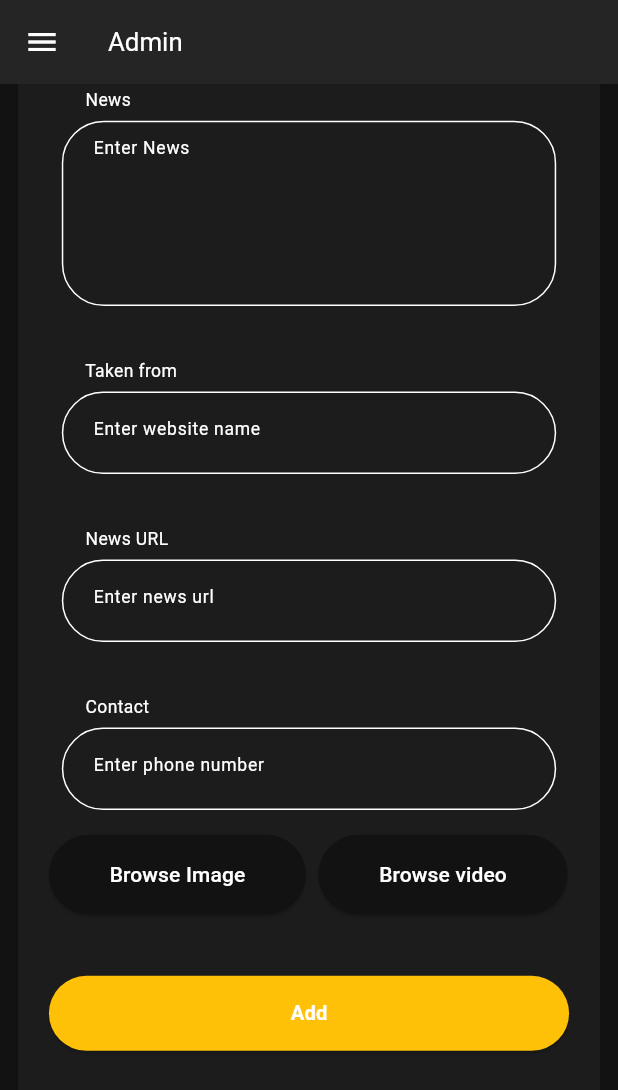
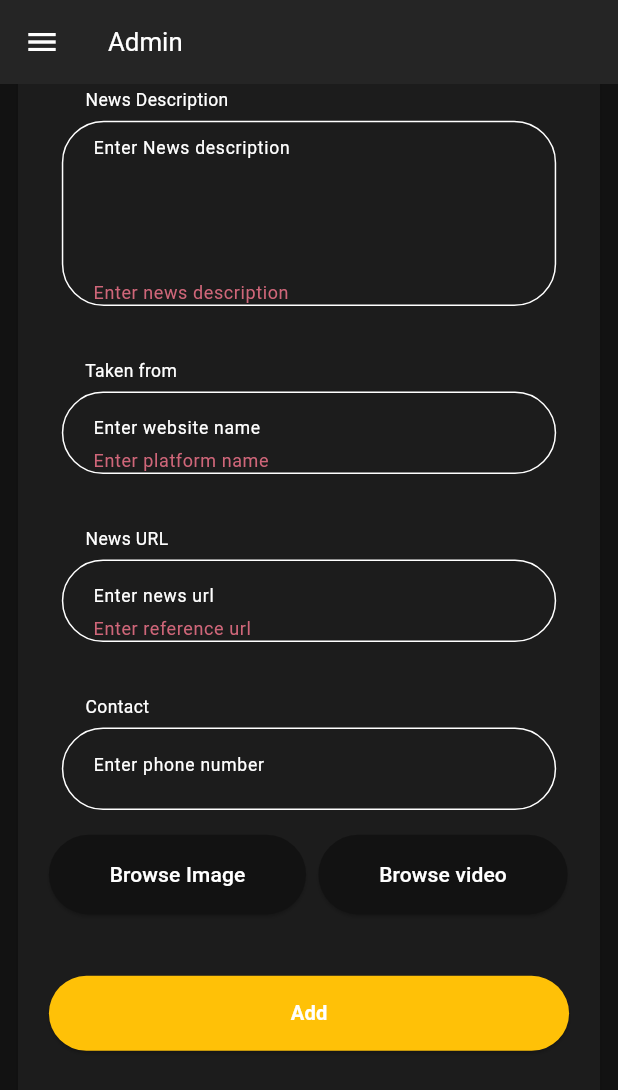
Before and after one commit to bestonemitRam/newsweb, a Flutter app: the DashBoardScreenActivity screen opened by its route, scrolled down 222 dp, after a tap on "Add", on a phone screen of 412 x 824 dp. Shown: the top 1090 px of the screen. Run offline on Flutter 3.47's test engine with Material 3 defaults, Android fonts, the phone set to English and light mode, and no system bars; our stand-ins replace cloud_firestore, dropdown_button2, file_picker, firebase_core, firebase_storage, fluttertoast and 5 more; accounts and stored records are empty.

Commit message:
pending upload file

```diff
--- a/lib/view/ui/web_screen/homeScreemweb.dart
+++ b/lib/view/ui/web_screen/homeScreemweb.dart
@@ -3,6 +3,7 @@ import 'dart:typed_data';
 
 import 'package:dropdown_button2/dropdown_button2.dart';
 import 'package:flutter/material.dart';
+import 'package:fluttertoast/fluttertoast.dart';
 import 'package:get/get.dart';
 import 'package:newsweb/page_routes/routes.dart';
 import 'package:newsweb/utils/apphelper.dart';
@@ -18,12 +19,6 @@ class HomeScreen extends StatefulWidget {
 }
 
 class _HomeScreenState extends State<HomeScreen> {
-  final List<String> items = [
-    'Hindi',
-    'English',
-  ];
-
-  String? selectedValue;
   final RetailerController controller = Get.put(RetailerController());
 
   @override
@@ -40,8 +35,9 @@ class _HomeScreenState extends State<HomeScreen> {
             child: Padding(
                 padding: EdgeInsets.only(
                     top: 2.h, left: 5.w, right: 5.w, bottom: 10.h),
-                child: Obx(
-                  () => Column(
+                child: Obx(() => Form(
+                      key: controller.formKey,
+                      child: Column(
                         children: [
                           InkWell(
                             onTap: () {},
@@ -85,7 +81,7 @@ class _HomeScreenState extends State<HomeScreen> {
                                           ),
                                         ],
                                       ),
-                                  items: items
+                                      items: controller.language
                                           .map((String item) =>
                                               DropdownMenuItem<String>(
                                                 value: item,
@@ -96,14 +92,16 @@ class _HomeScreenState extends State<HomeScreen> {
                                                     fontWeight: FontWeight.bold,
                                                     color: Colors.white,
                                                   ),
-                                              overflow: TextOverflow.ellipsis,
+                                                  overflow:
+                                                      TextOverflow.ellipsis,
                                                 ),
                                               ))
                                           .toList(),
-                                  value: selectedValue,
+                                      value: controller.selectedValue.value,
                                       onChanged: (value) {
                                         setState(() {
-                                      selectedValue = value;
+                                          controller.selectedValue.value =
+                                              value!;
                                         });
                                       },
                                       buttonStyleData: ButtonStyleData(
@@ -112,7 +110,8 @@ class _HomeScreenState extends State<HomeScreen> {
                                         padding: const EdgeInsets.only(
                                             left: 14, right: 14),
                                         decoration: BoxDecoration(
-                                      borderRadius: BorderRadius.circular(14),
+                                          borderRadius:
+                                              BorderRadius.circular(14),
                                           border: Border.all(
                                             color: AppHelper.themelight
                                                 ? Colors.white
@@ -134,21 +133,24 @@ class _HomeScreenState extends State<HomeScreen> {
                                         maxHeight: 200,
                                         width: 200,
                                         decoration: BoxDecoration(
-                                      borderRadius: BorderRadius.circular(14),
+                                          borderRadius:
+                                              BorderRadius.circular(14),
                                           color: Colors.redAccent,
                                         ),
                                         offset: const Offset(-20, 0),
                                         scrollbarTheme: ScrollbarThemeData(
                                           radius: const Radius.circular(40),
-                                      thickness: MaterialStateProperty.all(6),
+                                          thickness:
+                                              MaterialStateProperty.all(6),
                                           thumbVisibility:
                                               MaterialStateProperty.all(true),
                                         ),
                                       ),
-                                  menuItemStyleData: const MenuItemStyleData(
+                                      menuItemStyleData:
+                                          const MenuItemStyleData(
                                         height: 40,
-                                    padding:
-                                        EdgeInsets.only(left: 14, right: 14),
+                                        padding: EdgeInsets.only(
+                                            left: 14, right: 14),
                                       ),
                                     ),
                                   ),
@@ -185,7 +187,7 @@ class _HomeScreenState extends State<HomeScreen> {
                                           ),
                                         ],
                                       ),
-                                  items: items
+                                      items: controller.slectNewsType
                                           .map((String item) =>
                                               DropdownMenuItem<String>(
                                                 value: item,
@@ -196,14 +198,16 @@ class _HomeScreenState extends State<HomeScreen> {
                                                     fontWeight: FontWeight.bold,
                                                     color: Colors.white,
                                                   ),
-                                              overflow: TextOverflow.ellipsis,
+                                                  overflow:
+                                                      TextOverflow.ellipsis,
                                                 ),
                                               ))
                                           .toList(),
-                                  value: selectedValue,
+                                      value: controller.selectedtype.value,
                                       onChanged: (value) {
                                         setState(() {
-                                      selectedValue = value;
+                                          controller.selectedtype.value =
+                                              value!;
                                         });
                                       },
                                       buttonStyleData: ButtonStyleData(
@@ -212,7 +216,8 @@ class _HomeScreenState extends State<HomeScreen> {
                                         padding: const EdgeInsets.only(
                                             left: 14, right: 14),
                                         decoration: BoxDecoration(
-                                      borderRadius: BorderRadius.circular(14),
+                                          borderRadius:
+                                              BorderRadius.circular(14),
                                           border: Border.all(
                                             color: AppHelper.themelight
                                                 ? Colors.white
@@ -234,21 +239,24 @@ class _HomeScreenState extends State<HomeScreen> {
                                         maxHeight: 200,
                                         width: 200,
                                         decoration: BoxDecoration(
-                                      borderRadius: BorderRadius.circular(14),
+                                          borderRadius:
+                                              BorderRadius.circular(14),
                                           color: Colors.redAccent,
                                         ),
                                         offset: const Offset(-20, 0),
                                         scrollbarTheme: ScrollbarThemeData(
                                           radius: const Radius.circular(40),
-                                      thickness: MaterialStateProperty.all(6),
+                                          thickness:
+                                              MaterialStateProperty.all(6),
                                           thumbVisibility:
                                               MaterialStateProperty.all(true),
                                         ),
                                       ),
-                                  menuItemStyleData: const MenuItemStyleData(
+                                      menuItemStyleData:
+                                          const MenuItemStyleData(
                                         height: 40,
-                                    padding:
-                                        EdgeInsets.only(left: 14, right: 14),
+                                        padding: EdgeInsets.only(
+                                            left: 14, right: 14),
                                       ),
                                     ),
                                   ),
@@ -289,9 +297,8 @@ class _HomeScreenState extends State<HomeScreen> {
                                               : AppHelper.themelight
                                                   ? Colors.white
                                                   : Colors.black)),
-                              child: Form(
                                   child: TextFormField(
-                                // controller: controller.mobileController,
+                                    controller: controller.titleController,
                                     keyboardType: TextInputType.number,
                                     decoration: InputDecoration(
                                         border: InputBorder.none,
@@ -306,7 +313,13 @@ class _HomeScreenState extends State<HomeScreen> {
                                             ? Colors.white
                                             : Colors.black,
                                         fontSize: 14.sp),
-                              ))),
+                                    validator: (value) {
+                                      if (value.toString().isEmpty) {
+                                        return "Enter Title ";
+                                      }
+                                      return null;
+                                    },
+                                  )),
                             ],
                           ),
                           SizedBox(
@@ -319,7 +332,7 @@ class _HomeScreenState extends State<HomeScreen> {
                                 height: 15,
                               ),
                               Text(
-                            "     News",
+                                "     News Description",
                                 style: TextStyle(
                                     color: AppHelper.themelight
                                         ? Colors.white
@@ -341,14 +354,13 @@ class _HomeScreenState extends State<HomeScreen> {
                                           color: AppHelper.themelight
                                               ? Colors.white
                                               : Colors.black)),
-                              child: Form(
                                   child: TextFormField(
-                                // controller: controller.mobileController,
+                                    controller: controller.newsDescription,
                                     maxLines: 50,
                                     keyboardType: TextInputType.number,
                                     decoration: InputDecoration(
                                         border: InputBorder.none,
-                                    hintText: 'Enter News ',
+                                        hintText: 'Enter News description',
                                         hintStyle: TextStyle(
                                             color: AppHelper.themelight
                                                 ? Colors.white
@@ -359,7 +371,13 @@ class _HomeScreenState extends State<HomeScreen> {
                                             ? Colors.white
                                             : Colors.black,
                                         fontSize: 14.sp),
-                              ))),
+                                    validator: (value) {
+                                      if (value.toString().isEmpty) {
+                                        return "Enter news description ";
+                                      }
+                                      return null;
+                                    },
+                                  )),
                             ],
                           ),
                           SizedBox(
@@ -394,9 +412,8 @@ class _HomeScreenState extends State<HomeScreen> {
                                           color: AppHelper.themelight
                                               ? Colors.white
                                               : Colors.black)),
-                              child: Form(
                                   child: TextFormField(
-                                // controller: controller.mobileController,
+                                    controller: controller.referenceController,
                                     keyboardType: TextInputType.number,
                                     decoration: InputDecoration(
                                         border: InputBorder.none,
@@ -411,7 +428,13 @@ class _HomeScreenState extends State<HomeScreen> {
                                             ? Colors.white
                                             : Colors.black,
                                         fontSize: 14.sp),
-                              ))),
+                                    validator: (value) {
+                                      if (value.toString().isEmpty) {
+                                        return "Enter platform name ";
+                                      }
+                                      return null;
+                                    },
+                                  )),
                             ],
                           ),
                           SizedBox(
@@ -446,9 +469,9 @@ class _HomeScreenState extends State<HomeScreen> {
                                           color: AppHelper.themelight
                                               ? Colors.white
                                               : Colors.black)),
-                              child: Form(
                                   child: TextFormField(
-                                // controller: controller.mobileController,
+                                    controller:
+                                        controller.referenceURLController,
                                     keyboardType: TextInputType.number,
                                     decoration: InputDecoration(
                                         border: InputBorder.none,
@@ -463,7 +486,13 @@ class _HomeScreenState extends State<HomeScreen> {
                                             ? Colors.white
                                             : Colors.black,
                                         fontSize: 14.sp),
-                              ))),
+                                    validator: (value) {
+                                      if (value.toString().isEmpty) {
+                                        return "Enter reference url ";
+                                      }
+                                      return null;
+                                    },
+                                  )),
                             ],
                           ),
                           SizedBox(
@@ -579,9 +608,35 @@ class _HomeScreenState extends State<HomeScreen> {
                               style: ButtonStyle(
                                   backgroundColor:
                                       MaterialStateProperty.all(Colors.amber)),
-                          onPressed: ()
+                              onPressed: () {
+                                if (controller.formKey.currentState!
+                                    .validate()) {
+                                  if (controller.selectedValue.value.trim() ==
+                                      "Select Language")
                                       {
-                            controller.addData();
+                                    Fluttertoast.showToast(
+                                        msg: "Please select language!",
+                                        toastLength: Toast.LENGTH_SHORT,
+                                        gravity: ToastGravity.TOP,
+                                        timeInSecForIosWeb: 1,
+                                        fontSize: 16.0);
+
+                                  } else if (controller.selectedtype.value
+                                          .trim() ==
+                                      "Select Type")
+                                      {
+
+                                    Fluttertoast.showToast(
+                                        msg: "Please select news type!",
+                                        toastLength: Toast.LENGTH_SHORT,
+                                        gravity: ToastGravity.TOP,
+                                        timeInSecForIosWeb: 1,
+                                        fontSize: 16.0);
+                                  }
+
+                                  //   controller.addData();
+                                }
+
                                 // Navigator.pushNamed(
                                 //     context, Routes.dashBoardScreenActivity);
                               },
@@ -601,7 +656,7 @@ class _HomeScreenState extends State<HomeScreen> {
                           ),
                         ],
                       ),
-                )),
+                    ))),
           ),
         ));
   }
--- a/lib/view_model/controller/dashboard_controller.dart
+++ b/lib/view_model/controller/dashboard_controller.dart
@@ -3,7 +3,10 @@ import 'dart:typed_data';
 
 import 'package:cloud_firestore/cloud_firestore.dart';
 import 'package:file_picker/file_picker.dart';
+import 'package:firebase_storage/firebase_storage.dart';
+
 import 'package:flutter/foundation.dart';
+import 'package:flutter/material.dart';
 import 'package:get/get_rx/src/rx_types/rx_types.dart';
 import 'package:get/get_state_manager/src/simple/get_controllers.dart';
 import 'package:image_picker/image_picker.dart';
@@ -13,6 +16,7 @@ class RetailerController extends GetxController {
 
   Rx<Uint8List?> imageBytes = Rx<Uint8List?>(null);
   Rx<Uint8List?> imageVideo = Rx<Uint8List?>(null);
+
 
   Future<void> pickImage() async {
     final picker = ImagePicker();
@@ -31,9 +35,12 @@ class RetailerController extends GetxController {
           //allowedExtensions: ['jpg', 'jpeg', 'png'],
           );
 
-      if (result != null) {
+      if (result != null)
+       {
         // Get file
         final file = result.files.first.bytes;
+
+
 
         // Update imageBytes with the selected image
         imageBytes.value = file;
@@ -68,17 +75,60 @@ class RetailerController extends GetxController {
     }
   }
 
-  void addData()
-  {
-    FirebaseFirestore.instance.collection('Trending').add({
-      'field1': 'value1',
-      'field2': 'value2',
-      // Add more fields as needed
-    }).then((value) {
-      print("Data added successfully with ID: ${value.id}");
-    }).catchError((error) {
-      print("Failed to add data: $error");
-    });
+  /////////////////////////////////////////
+
+  TextEditingController titleController = TextEditingController();
+  TextEditingController newsDescription = TextEditingController();
+  TextEditingController referenceController = TextEditingController();
+  TextEditingController referenceURLController = TextEditingController();
+  var formKey = GlobalKey<FormState>();
+
+  final List<String> language = [
+    'Select Language ',
+    'Hindi',
+    'English',
+  ].obs;
+
+  RxString selectedValue = 'Select Language '.obs;
+
+  final List<String> slectNewsType = [
+    'Select News Type',
+    'My Feed',
+    'All News',
+    'Trending',
+    'Book Mark',
+    'Technology',
+    'Entertainment',
+    'Sports',
+  ].obs;
+  RxString selectedtype = 'Select News Type'.obs;
+
+  void addData() {
+    uploadImage(imageFile.value!);
+    // FirebaseFirestore.instance.collection('Trending').add({
+    //   'field1': 'value1',
+    //   'field2': 'value2',
+    //   // Add more fields as needed
+    // }).then((value) {
+    //   print("Data added successfully with ID: ${value.id}");
+    // }).catchError((error) {
+    //   print("Failed to add data: $error");
+    // });
   }
-  // Function to handle image selection
+
+  final FirebaseStorage _storage = FirebaseStorage.instance;
+
+  Future<String?> uploadImage(File imageFile) async {
+    try {
+      String fileName = DateTime.now().millisecondsSinceEpoch.toString();
+      Reference reference = _storage.ref().child('images/$fileName');
+      UploadTask uploadTask = reference.putFile(imageFile);
+      TaskSnapshot snapshot = await uploadTask.whenComplete(() => null);
+      String downloadUrl = await snapshot.ref.getDownloadURL();
+      return downloadUrl;
+    } catch (e) {
+      print('Error uploading image: $e');
+      return null;
+    }
+  }
 }
--- a/pubspec.yaml
+++ b/pubspec.yaml
@@ -71,6 +71,9 @@ dependencies:
   image_picker: ^0.8.5+3
   file_picker:
   change_app_package_name: ^1.1.0
+  firebase_storage: ^11.7.1
+
+
 
   # The following adds the Cupertino Icons font to your application.
   # Use with the CupertinoIcons class for iOS style icons.
```
Also changed, not shown: pubspec.lock, 3 other files. Lines whose indentation alone changed are shown as unchanged.
